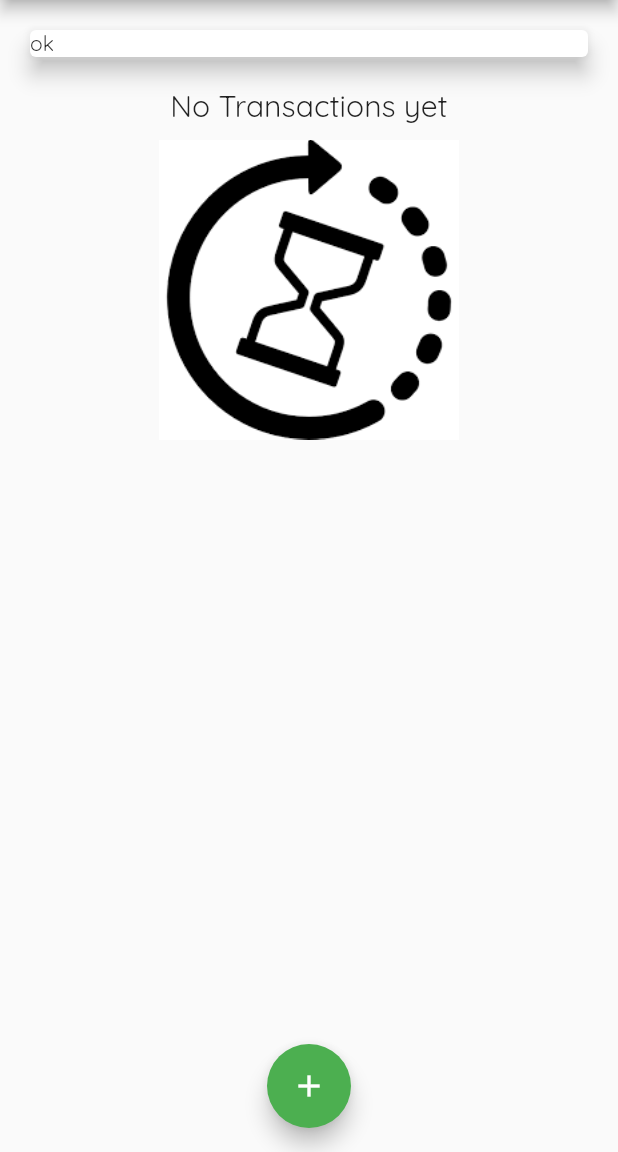
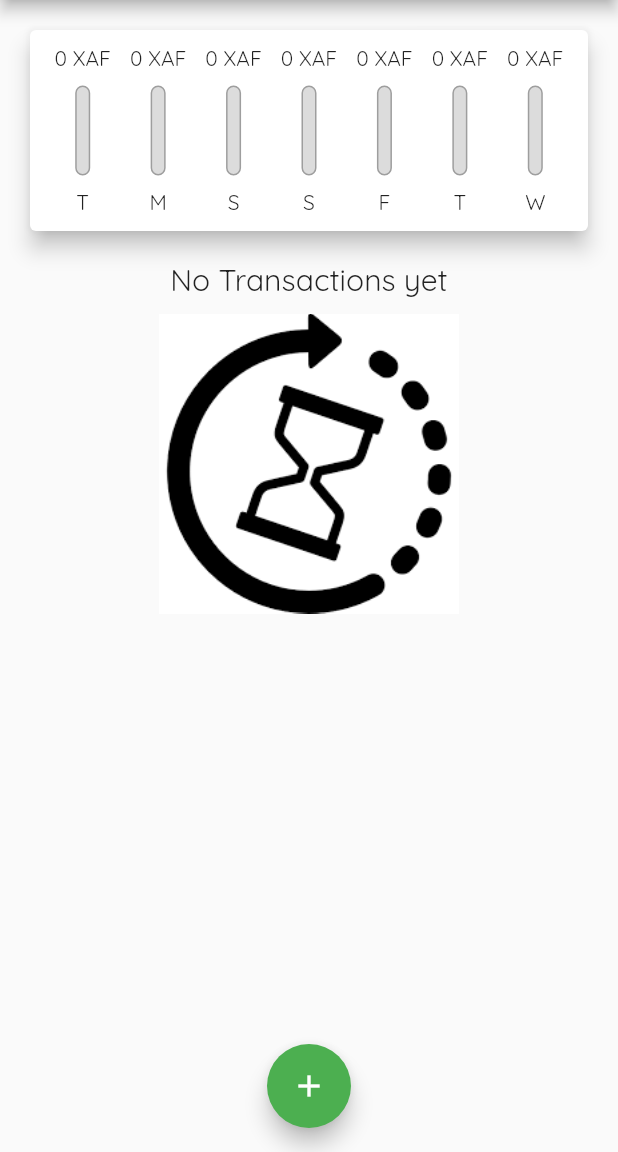
Before and after one commit to darkcode932/expense_app, a Flutter app: the screen it shows after launch, on a phone screen of 412 x 824 dp, the part 84-1236 px from its top. Run offline on Flutter 3.47's test engine with Material 2 defaults, Android fonts, the phone set to English and light mode, and no system bars.

Commit message:
add chart and chart Bar with spen amount

```diff
--- a/lib/main.dart
+++ b/lib/main.dart
@@ -41,7 +41,7 @@ class MyHomePage extends StatefulWidget {
 }
 
 class _MyHomePageState extends State<MyHomePage> {
-  final List<Transaction> _userTransaction = [
+  final List<Transaction> _userTransactions = [
     //Transaction(
     //  id: 't1', title: 'Plat Okok', amount: 500, date: DateTime.now()),
     //Transaction(
@@ -49,6 +49,12 @@ class _MyHomePageState extends State<MyHomePage> {
     //Transaction(
     //  id: 't3', title: 'Plat Sanga', amount: 2000, date: DateTime.now()),
   ];
+
+  List<Transaction> get _recentTransactions {
+    return _userTransactions.where((tx) {
+      return tx.date.isAfter(DateTime.now().subtract(Duration(days: 7)));
+    }).toList();
+  }
 
   void _addNewTransaction(String txTitle, double txAmount) {
     final newTx = Transaction(
@@ -58,7 +64,7 @@ class _MyHomePageState extends State<MyHomePage> {
         date: DateTime.now());
 
     setState(() {
-      _userTransaction.add(newTx);
+      _userTransactions.add(newTx);
     });
   }
 
@@ -96,8 +102,8 @@ class _MyHomePageState extends State<MyHomePage> {
           //mainAxisAlignment: MainAxisAlignment.start,
           crossAxisAlignment: CrossAxisAlignment.stretch,
           children: <Widget>[
-            Chart(),
-            TransactionList(_userTransaction),
+            Chart(_recentTransactions),
+            TransactionList(_userTransactions),
           ],
         ),
 
--- a/lib/widgets/chart.dart
+++ b/lib/widgets/chart.dart
@@ -1,14 +1,65 @@
 import 'package:flutter/material.dart';
+import '../models/transaction.dart';
+import './chart_bar.dart';
+import 'package:intl/intl.dart';
 
 class Chart extends StatelessWidget {
   //const Chart({super.key});
+  final List<Transaction> recentTransatcions;
+
+  Chart(this.recentTransatcions);
+
+  List<Map<String, dynamic>> get groupedTransactionValues {
+    return List.generate(7, (index) {
+      final weekDay = DateTime.now().subtract(Duration(days: index));
+      var totalSum = 0.0;
+
+      for (var i = 0; i < recentTransatcions.length; i++) {
+        if (recentTransatcions[i].date.day == weekDay.day &&
+            recentTransatcions[i].date.month == weekDay.month &&
+            recentTransatcions[i].date.year == weekDay.year) {
+          totalSum += recentTransatcions[i].amount;
+        }
+      }
+
+      print(totalSum);
+      print(DateFormat.E().format(weekDay));
+
+      return {
+        'day': DateFormat.E().format(weekDay).substring(0, 1),
+        'amount': totalSum
+      };
+    });
+  }
+
+  double get totalSpending {
+    return groupedTransactionValues.fold(0.0, (sum, item) {
+      return sum + item['amount'];
+    });
+  }
 
   @override
   Widget build(BuildContext context) {
     return Card(
       elevation: 6,
       margin: EdgeInsets.all(20),
-      child: Text('ok'),
+      child: Container(
+        padding: EdgeInsets.all(10),
+        child: Row(
+          mainAxisAlignment: MainAxisAlignment.spaceAround,
+          children: groupedTransactionValues.map((data) {
+            return Flexible(
+              fit: FlexFit.tight,
+              child: ChartBar(
+                  data['day'],
+                  data['amount'],
+                  totalSpending == 0.0
+                      ? 0.0
+                      : (data['amount'] as double) / totalSpending),
+            );
+          }).toList(),
+        ),
+      ),
     );
   }
 }
--- /dev/null
+++ b/lib/widgets/chart_bar.dart
@@ -0,0 +1,49 @@
+import 'package:flutter/material.dart';
+
+class ChartBar extends StatelessWidget {
+  //const ChartBar({super.key});
+  final String label;
+  final double spendingAmount;
+  final double spendingPctOfTotal;
+
+  ChartBar(this.label, this.spendingAmount, this.spendingPctOfTotal);
+
+  @override
+  Widget build(BuildContext context) {
+    return Column(
+      children: <Widget>[
+        FittedBox(child: Text('${spendingAmount.toStringAsFixed(0)} XAF')),
+        SizedBox(height: 4),
+        Container(
+          height: 60,
+          width: 10,
+          margin: EdgeInsets.all(5.0),
+          child: Stack(
+            children: <Widget>[
+              Container(
+                decoration: BoxDecoration(
+                  border: Border.all(color: Colors.grey, width: 1.0),
+                  color: Color.fromRGBO(220, 220, 220, 1),
+                  borderRadius: BorderRadius.circular(10),
+                ),
+              ),
+              FractionallySizedBox(
+                heightFactor: spendingPctOfTotal,
+                child: Container(
+                  decoration: BoxDecoration(
+                    color: Theme.of(context).primaryColor,
+                    borderRadius: BorderRadius.circular(10),
+                  ),
+                ),
+              ),
+            ],
+          ),
+        ),
+        SizedBox(
+          height: 4,
+        ),
+        Text(label),
+      ],
+    );
+  }
+}
--- a/lib/widgets/transaction_list.dart
+++ b/lib/widgets/transaction_list.dart
@@ -47,7 +47,7 @@ class TransactionList extends StatelessWidget {
                                   color: Theme.of(context).primaryColor,
                                   width: 2)),
                           child: Text(
-                            '\$${transactions[index].amount.toStringAsFixed(2)}',
+                            '${transactions[index].amount.toStringAsFixed(2)} XAF',
                             style: TextStyle(
                                 fontWeight: FontWeight.bold,
                                 fontSize: 20,
```
